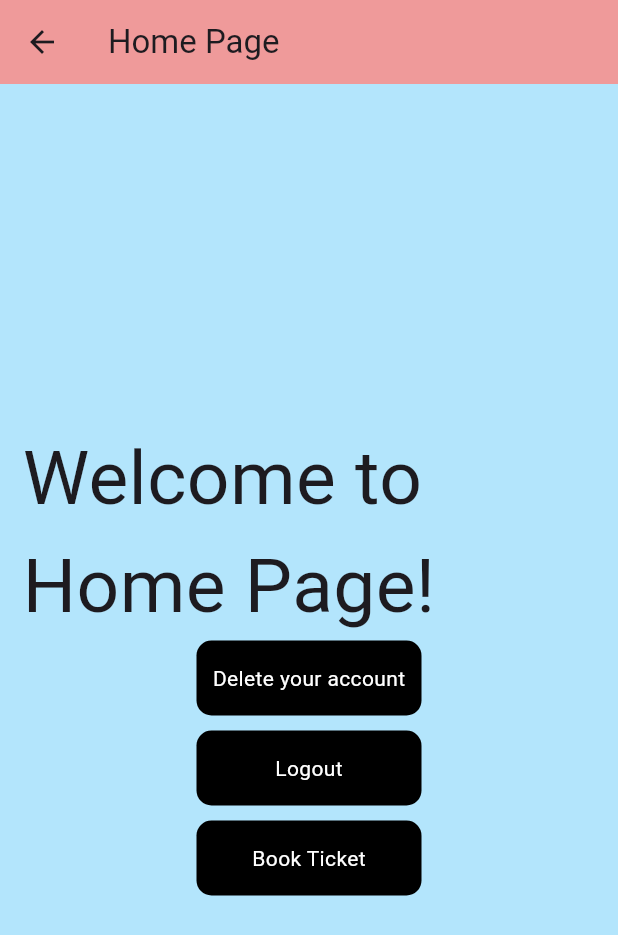
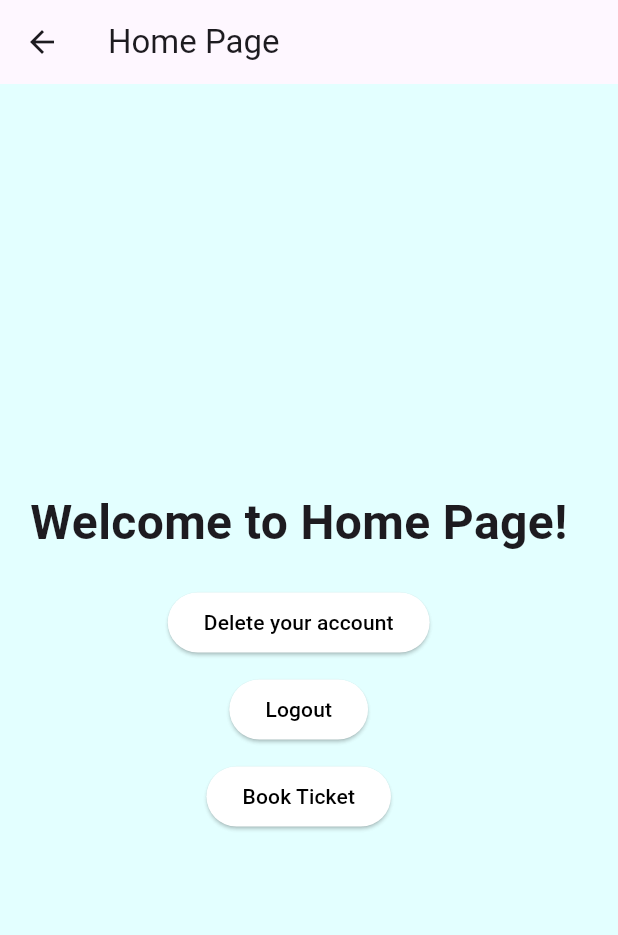
Before and after one commit to nandinisharma22/flutter, a Flutter app: the HomePage screen opened by its route, on a phone screen of 412 x 824 dp. Shown: the top 935 px of the screen. Run offline on Flutter 3.47's test engine with Material 3 defaults, Android fonts, the phone set to English and light mode, and no system bars; our stand-ins replace cloud_firestore, firebase_auth, firebase_core, font_awesome_flutter, get, lottie and 2 more; missing offline and left inert: qr_code_scanner; accounts and stored records are empty.

Commit message:
Update home_page.dart

```diff
--- a/lib/features/user_auth/presentation/pages/screens/home_page.dart
+++ b/lib/features/user_auth/presentation/pages/screens/home_page.dart
@@ -1,114 +1,89 @@
-import 'package:cloud_firestore/cloud_firestore.dart';
+import 'package:flutter/material.dart';
 import 'package:firebase_auth/firebase_auth.dart';
-import 'package:flutter/material.dart';
-
 import 'package:get/get.dart';
 import 'package:haxplore/features/user_auth/presentation/pages/screens/login_page.dart';
 import 'package:haxplore/features/user_auth/presentation/widgets/form_container_widget.dart';
 
 class HomePage extends StatelessWidget {
-  const HomePage({super.key});
+  const HomePage({Key? key});
 
   @override
   Widget build(BuildContext context) {
     return Scaffold(
       appBar: AppBar(
         title: Text("Home Page"),
-        backgroundColor: Colors.red.shade200,
       ),
-      backgroundColor: Colors.lightBlue.shade100,
-
-      body:Padding(
-        padding: const EdgeInsets.symmetric(horizontal: 15),
+      backgroundColor: Color(0x8BCBFFFF),
+      body: Padding(
+        padding: const EdgeInsets.all(20.0),
         child: Column(
           mainAxisAlignment: MainAxisAlignment.center,
           children: [
-            Text("Welcome to Home Page!", style: TextStyle(fontSize: 50),),
-            Center(
-              child: GestureDetector(
-                onTap: (){
+            Text(
+              "Welcome to Home Page!",
+              style: TextStyle(fontSize: 32, fontWeight: FontWeight.bold),
+            ),
+            SizedBox(height: 20),
+            ElevatedButton(
+              onPressed: () {
                 Navigator.pushNamed(context, "/delete");
               },
-                child: Container(
-                  width: 150,
-
-                  height: 50,
-                  decoration: BoxDecoration(
-                    color: Colors.black,
-                    borderRadius: BorderRadius.circular(10),
+              style: ElevatedButton.styleFrom(
+                backgroundColor: Colors.white,
+                foregroundColor: Colors.black,
+                shape: RoundedRectangleBorder(
+                  borderRadius: BorderRadius.circular(20),
                 ),
-                  child: Center(
+              ),
               child: Text(
                 "Delete your account",
-                      style: TextStyle(color: Colors.white),
+                style: TextStyle(color: Colors.black),
               ),
             ),
-                ),
-              ),
-            ),
-            SizedBox(height: 10,),
-            Center(
-              child: GestureDetector(
-                onTap: (){
+            SizedBox(height: 10),
+            ElevatedButton(
+              onPressed: () {
                 FirebaseAuth.instance.signOut();
                 Navigator.pushNamed(context, "/login");
               },
-                child: Container(
-                  width: 150,
-
-                  height: 50,
-                  decoration: BoxDecoration(
-                    color: Colors.black,
-                    borderRadius: BorderRadius.circular(10),
+              style: ElevatedButton.styleFrom(
+                backgroundColor: Colors.white,
+                foregroundColor: Colors.black,
+                shape: RoundedRectangleBorder(
+                  borderRadius: BorderRadius.circular(20),
                 ),
-                  child: Center(
+              ),
               child: Text(
                 "Logout",
-                      style: TextStyle(color: Colors.white),
+                style: TextStyle(color: Colors.black),
               ),
             ),
-                ),
-              ),
-            ),
-            SizedBox(height: 10,),
-            Center(
-              child: GestureDetector(
-                onTap: () async {
-                  // Get the current user
+            SizedBox(height: 10),
+            ElevatedButton(
+              onPressed: () async {
                 User? user = FirebaseAuth.instance.currentUser;
 
                 if (user != null) {
-                    // Navigate to the BookingPage and pass the current user as an argument
                   Navigator.pushNamed(context, "/booking_page", arguments: user);
                 } else {
-                    // Handle the case where the user is not logged in
-                    // For example, show a message or navigate to the login page
-                    // Navigator.pushNamed(context, "/login");
                   Get.snackbar("Error", "User not logged in");
                 }
               },
-                child: Container(
-                  width: 150,
-                  height: 50,
-                  decoration: BoxDecoration(
-                    color: Colors.black,
-                    borderRadius: BorderRadius.circular(10),
+              style: ElevatedButton.styleFrom(
+                backgroundColor: Colors.white,
+                foregroundColor: Colors.black,
+                shape: RoundedRectangleBorder(
+                  borderRadius: BorderRadius.circular(20),
                 ),
-                  child: Center(
+              ),
               child: Text(
                 "Book Ticket",
-                      style: TextStyle(color: Colors.white),
+                style: TextStyle(color: Colors.black),
               ),
             ),
-                ),
-              ),
-
-            ),
-
           ],
         ),
       ),
-
     );
   }
 }
```
Lines whose indentation alone changed are shown as unchanged.
